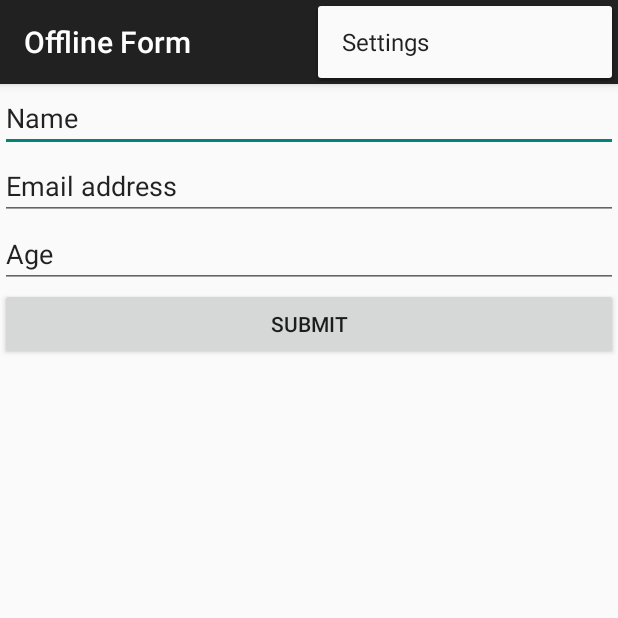
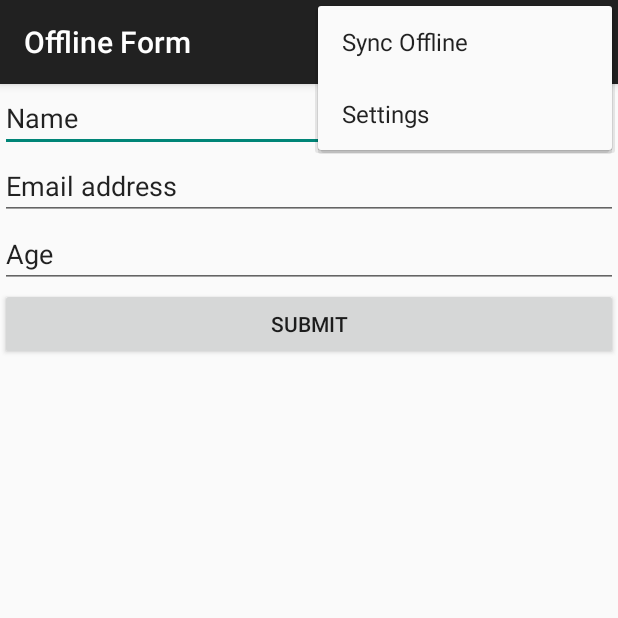
Before and after one commit to choochootrain/android-offline-forms, an Android app: the screen it shows after launch (MainActivity), with the options menu open, on a phone screen of 412 x 824 dp, the top half of it. Run offline under Robolectric (Android 15) with nearby library versions, the phone set to English and light mode, and no system bars.

Commit message:
add flush cache menu item

```diff
--- a/app/src/main/res/menu/main.xml
+++ b/app/src/main/res/menu/main.xml
@@ -2,6 +2,11 @@
     xmlns:app="http://schemas.android.com/apk/res-auto"
     xmlns:tools="http://schemas.android.com/tools"
     tools:context="com.choochootrain.offlineform.app.MainActivity" >
+
+    <item android:id="@+id/flush_cache"
+        android:title="@string/flush_cache"
+        android:orderInCategory="100"
+        app:showAsAction="never" />
 
     <item android:id="@+id/action_settings"
         android:title="@string/action_settings"
--- a/app/src/main/res/values/strings.xml
+++ b/app/src/main/res/values/strings.xml
@@ -4,5 +4,6 @@
     <string name="app_name">Offline Form</string>
     <string name="hello_world">Hello world!</string>
     <string name="action_settings">Settings</string>
+    <string name="flush_cache">Sync Offline</string>
 
 </resources>
```
Also changed, not shown: app/src/main/java/com/choochootrain/offlineform/app/MainActivity.java (+8 -2 lines), app/src/main/java/com/choochootrain/offlineform/app/forms/FormBuilder.java (+8 -1 lines).
